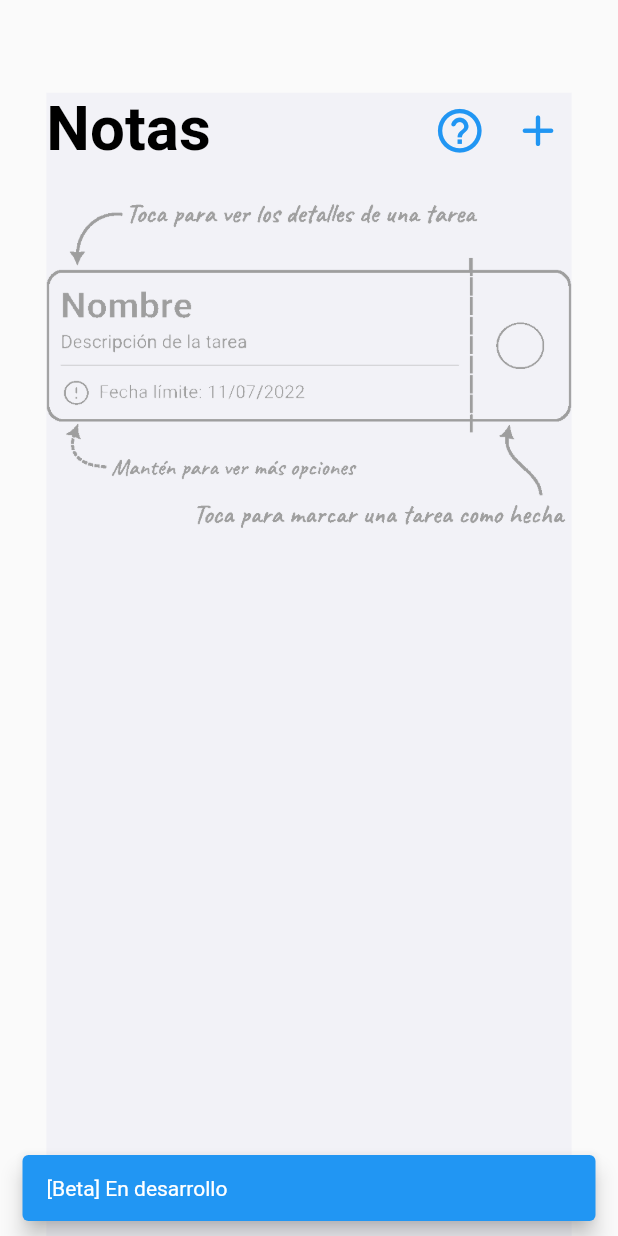
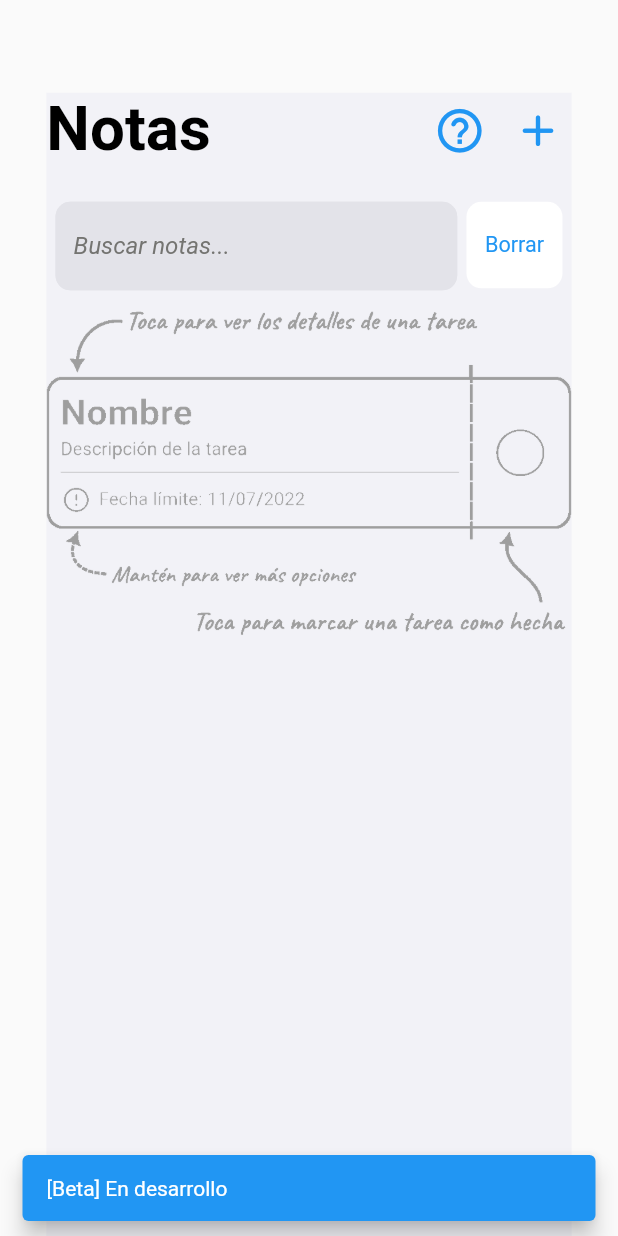
Before and after one commit to joaquinsolla/Simplex, a Flutter app: the NotesMainPage widget shown alone on an empty page, opened directly, after a tap on the "help outline" icon, on a phone screen of 412 x 824 dp. Run offline on Flutter 3.47's test engine with Material 2 defaults, Android fonts, the phone set to English and light mode, and no system bars; our stand-ins replace bottom_navy_bar, cloud_firestore, firebase_auth, firebase_core, flutter_local_notifications, focused_menu and 4 more; accounts and stored records are empty.

Commit message:
Updated notes_main.dart. Added notes search by keywords.

```diff
--- a/lib/pages/notes/notes_main.dart
+++ b/lib/pages/notes/notes_main.dart
@@ -16,10 +16,13 @@ class NotesMainPage extends StatefulWidget {
 }
 
 class _NotesMainPageState extends State<NotesMainPage> {
+  final keywordsController = TextEditingController();
+  String keywords = '';
 
   @override
   void dispose() {
     super.dispose();
+    keywordsController.dispose();
   }
 
   @override
@@ -53,8 +56,74 @@ class _NotesMainPageState extends State<NotesMainPage> {
         ),
       ),
 
+      Wrap(
+        alignment: WrapAlignment.center,
+        children: [
+        Container(
+          width: deviceWidth*0.65,
+          child: TextField(
+            controller: keywordsController,
+            keyboardType: TextInputType.text,
+            textCapitalization: TextCapitalization.none,
+            textInputAction: TextInputAction.search,
+            maxLines: null,
+            style: TextStyle(color: colorMainText),
+            decoration: InputDecoration(
+              fillColor: colorThirdBackground,
+              filled: true,
+              enabledBorder: OutlineInputBorder(
+                borderSide: BorderSide(color: colorThirdBackground, width: 1),
+                borderRadius: BorderRadius.circular(10),
+              ),
+              focusedBorder: OutlineInputBorder(
+                borderSide:
+                BorderSide(color: colorSpecialItem, width: 2),
+              ),
+
+              hintText: 'Buscar notas...',
+              hintStyle: TextStyle(color: colorThirdText, fontStyle: FontStyle.italic),
+            ),
+            onChanged: (text){
+              setState(() {
+                keywords=text;
+              });
+            },
+          ),
+        ),
+        SizedBox(width: deviceWidth*0.015,),
+        Container(
+          decoration: BoxDecoration(
+            borderRadius: BorderRadius.circular(10),
+            color: colorSecondBackground,
+          ),
+          child: Column(
+            mainAxisAlignment: MainAxisAlignment.center,
+            crossAxisAlignment: CrossAxisAlignment.center,
+            children: [ SizedBox(
+              //width: deviceWidth*0.1,
+              height: deviceHeight*0.07,
+              child: TextButton(
+                child: Text(
+                  'Borrar',
+                  style: TextStyle(
+                      color: colorSpecialItem,
+                      fontSize: deviceWidth * 0.035,
+                      fontWeight: FontWeight.normal),
+                ),
+                onPressed: (){
+                  setState(() {
+                    keywords='';
+                    keywordsController.clear();
+                  });
+                },
+              ),
+            ),],
+          ),
+        ),
+      ],),
+      SizedBox(height: deviceHeight*0.015,),
       StreamBuilder<List<Note>>(
-          stream: readAllNotes(),
+          stream: readNotesThatContain(keywords),
           builder: (context, snapshot) {
             if (snapshot.hasError) {
               debugPrint('[ERR] Cannot load notes: ' + snapshot.error.toString());
--- a/lib/services/firestore_service.dart
+++ b/lib/services/firestore_service.dart
@@ -191,10 +191,17 @@ deleteDoneTodos() async {
 }
 
 /// NOTES MANAGEMENT
-Stream<List<Note>> readAllNotes() {
-  return FirebaseFirestore.instance.
+Stream<List<Note>> readNotesThatContain(String content) {
+  if (content == "") return FirebaseFirestore.instance.
   collection('users').doc(FirebaseAuth.instance.currentUser!.uid).collection('notes')
       .orderBy('modificationDate', descending: true)
       .snapshots().map((snapshot) =>
       snapshot.docs.map((doc) => Note.fromJson(doc.data())).toList());
+
+  else return FirebaseFirestore.instance.
+  collection('users').doc(FirebaseAuth.instance.currentUser!.uid).collection('notes')
+      .where("name", whereIn: [content, content.toLowerCase(), content.toUpperCase()])
+      .orderBy('modificationDate', descending: true)
+      .snapshots().map((snapshot) =>
+      snapshot.docs.map((doc) => Note.fromJson(doc.data())).toList());
 }
```
